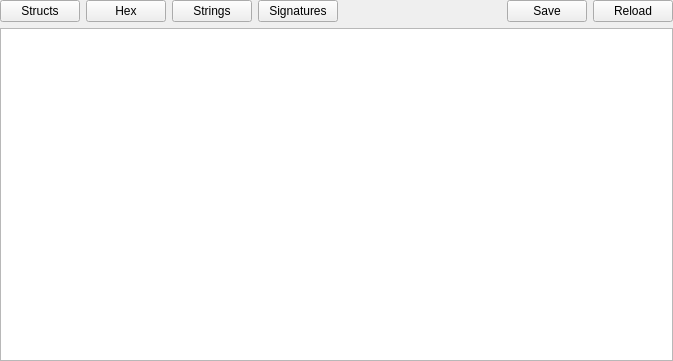
The window that xprocesswidget.ui (horsicq/XProcessWidget) describes before a commit, drawn with Qt 5.
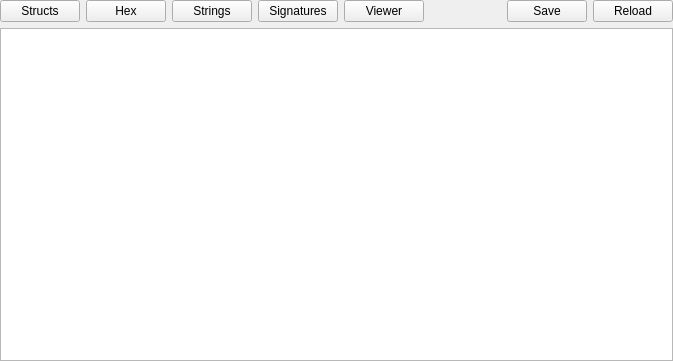
The same window after the commit.

What changed in the file:
```diff
--- a/xprocesswidget.ui
+++ b/xprocesswidget.ui
@@ -56,6 +56,13 @@
        </property>
       </widget>
      </item>
+     <item>
+      <widget class="QPushButton" name="pushButtonProcessesFileViewer">
+       <property name="text">
+        <string>Viewer</string>
+       </property>
+      </widget>
+     </item>
      <item>
       <spacer name="horizontalSpacer">
        <property name="orientation">
```
